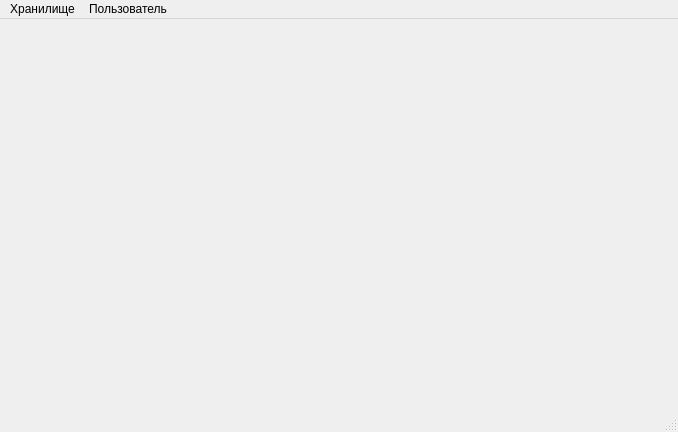
Qt form ui/mainwindow.ui (vlkv/reggata) before a commit.
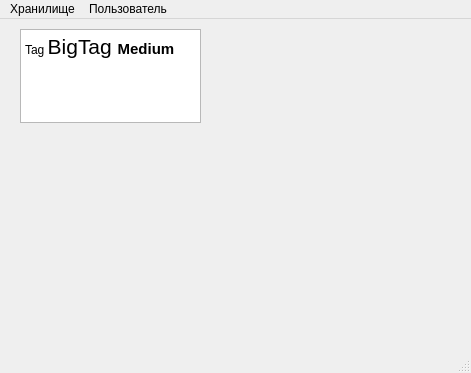
The same form after that commit.

Commit message: Начал пробовать делать реализацию виджета для облака тегов

What changed in the file:
```diff
--- a/ui/mainwindow.ui
+++ b/ui/mainwindow.ui
@@ -6,20 +6,38 @@
    <rect>
     <x>0</x>
     <y>0</y>
-    <width>678</width>
-    <height>432</height>
+    <width>471</width>
+    <height>373</height>
    </rect>
   </property>
   <property name="windowTitle">
    <string>MainWindow</string>
   </property>
-  <widget class="QWidget" name="centralwidget"/>
+  <widget class="QWidget" name="centralwidget">
+   <widget class="QTextEdit" name="textEdit_cloud">
+    <property name="geometry">
+     <rect>
+      <x>20</x>
+      <y>10</y>
+      <width>181</width>
+      <height>94</height>
+     </rect>
+    </property>
+    <property name="html">
+     <string>&lt;!DOCTYPE HTML PUBLIC &quot;-//W3C//DTD HTML 4.0//EN&quot; &quot;http://www.w3.org/TR/REC-html40/strict.dtd&quot;&gt;
+&lt;html&gt;&lt;head&gt;&lt;meta name=&quot;qrichtext&quot; content=&quot;1&quot; /&gt;&lt;style type=&quot;text/css&quot;&gt;
+p, li { white-space: pre-wrap; }
+&lt;/style&gt;&lt;/head&gt;&lt;body style=&quot; font-family:'DejaVu Sans'; font-size:9pt; font-weight:400; font-style:normal;&quot;&gt;
+&lt;p style=&quot; margin-top:0px; margin-bottom:0px; margin-left:0px; margin-right:0px; -qt-block-indent:0; text-indent:0px;&quot;&gt;Tag &lt;span style=&quot; font-size:16pt;&quot;&gt;BigTag &lt;/span&gt;&lt;span style=&quot; font-size:11pt; font-weight:600;&quot;&gt;Medium&lt;/span&gt;&lt;/p&gt;&lt;/body&gt;&lt;/html&gt;</string>
+    </property>
+   </widget>
+  </widget>
   <widget class="QMenuBar" name="menubar">
    <property name="geometry">
     <rect>
      <x>0</x>
      <y>0</y>
-     <width>678</width>
+     <width>471</width>
      <height>26</height>
     </rect>
    </property>
```
The commit also changes 1 other file.
